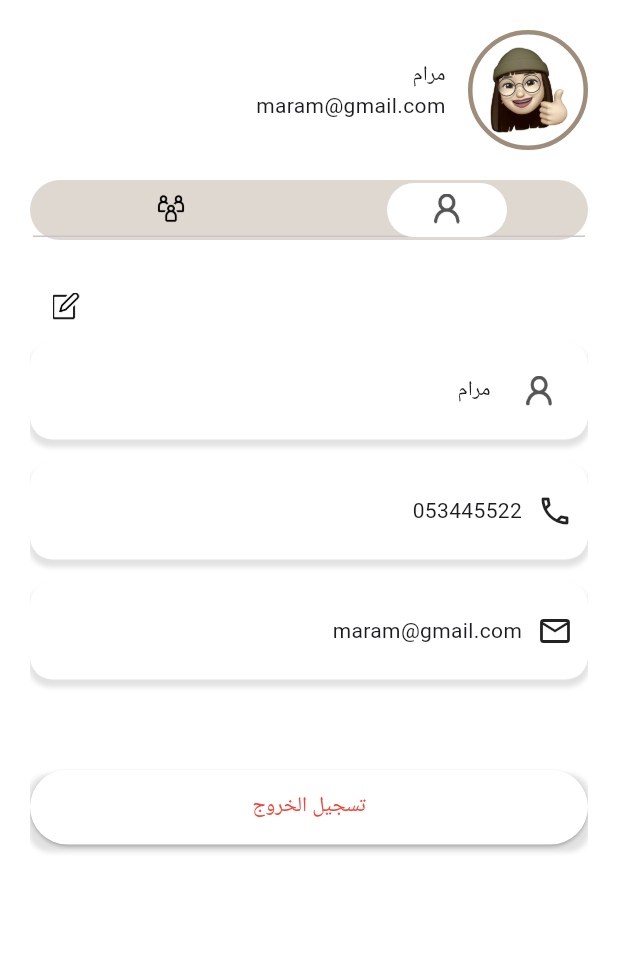
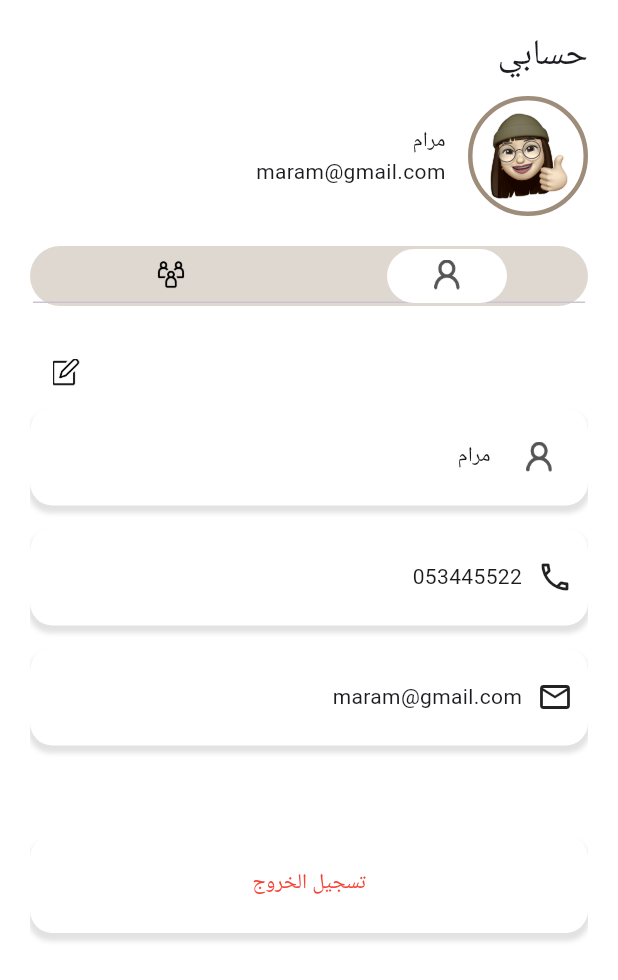
Before and after one commit to flutterCampTeam3/bunya-app, a Flutter app: the screen it shows after launch, on a phone screen of 412 x 824 dp. Shown: the top 980 px of the screen. Run offline on Flutter 3.47's test engine with Material 3 defaults, Android fonts, the phone set to English and light mode, and no system bars; our stand-ins replace bloc, device_preview, flutter_dotenv, get_it, get_storage, glassmorphism_ui and 2 more; missing offline and left inert: iconify_flutter; accounts and stored records are empty.

Commit message:
update profile

```diff
--- a/lib/pages/costumer_pages/profile_page/profile_page.dart
+++ b/lib/pages/costumer_pages/profile_page/profile_page.dart
@@ -1,21 +1,10 @@
-// import 'package:bunya_app/helper/colors.dart';
-// import 'package:bunya_app/helper/sized.dart';
-// import 'package:bunya_app/pages/costumer_pages/categories_page/widgets/category_widget.dart';
-// import 'package:bunya_app/pages/costumer_pages/home_page/widgets/post_widget.dart';
-// import 'package:bunya_app/pages/costumer_pages/profile_page/widgets/image_aacount_widget.dart';
-// import 'package:bunya_app/pages/costumer_pages/profile_page/widgets/follower_widget.dart';
-// import 'package:flutter/cupertino.dart';
-// import 'package:flutter/foundation.dart';
-// import 'package:flutter/material.dart';
-// import 'package:flutter/rendering.dart';
-// import 'package:flutter/widgets.dart';
-
 import 'package:bunya_app/helper/colors.dart';
 import 'package:bunya_app/helper/sized.dart';
 import 'package:bunya_app/pages/costumer_pages/profile_page/edit_page.dart';
 import 'package:bunya_app/pages/costumer_pages/profile_page/widgets/follower_widget.dart';
 import 'package:bunya_app/pages/costumer_pages/profile_page/widgets/image_aacount_widget.dart';
 import 'package:bunya_app/pages/costumer_pages/profile_page/widgets/information_widget.dart';
+import 'package:flutter/cupertino.dart';
 import 'package:flutter/material.dart';
 
 class ProfilePageCustomer extends StatelessWidget {
@@ -33,6 +22,13 @@ class ProfilePageCustomer extends StatelessWidget {
           padding: const EdgeInsets.all(20.0),
           child: Column(
             children: [
+              const Align(
+                  alignment: Alignment.centerRight,
+                  child: Text(
+                    "حسابي",
+                    style: TextStyle(fontSize: 24),
+                  )),
+              gapH10,
               Row(
                 children: [
                   ImageAacountWodget(
@@ -127,9 +123,12 @@ class ProfilePageCustomer extends StatelessWidget {
                           info: "maram@gmail.com",
                         ),
                         gapH60,
-                        Container(
+                        InkWell(
+                          child: Container(
+                            height: 65,
                             decoration: BoxDecoration(
                               borderRadius: BorderRadius.circular(15),
+                              color: whiteColor,
                               boxShadow: [
                                 BoxShadow(
                                   color: Colors.grey.withOpacity(0.3),
@@ -139,18 +138,17 @@ class ProfilePageCustomer extends StatelessWidget {
                                 ),
                               ],
                             ),
-                          child: ElevatedButton(
-                            style: ElevatedButton.styleFrom(
-                              backgroundColor: whiteColor,
-                              minimumSize: const Size(double.infinity, 50),
+                            child: Padding(
+                                padding: const EdgeInsets.all(10.0),
+                                child: Row(
+                                  mainAxisAlignment: MainAxisAlignment.center,
+                                  children: [
+                                    Text("تسجيل الخروج",
+                                        style: TextStyle(color: red))
+                                  ],
+                                )),
                           ),
-                            onPressed: () {},
-                            child: Text(
-                              "تسجيل الخروج",
-                              style: TextStyle(color: red),
-                            ),
-                          ),
-                        ),
+                        )
                       ],
                     ),
                   ),
@@ -158,17 +156,6 @@ class ProfilePageCustomer extends StatelessWidget {
                     child: Column(
                       children: [
                         const Text("المتابعون"),
-                        Row(
-                          mainAxisAlignment: MainAxisAlignment.end,
-                          children: [
-                            IconButton(
-                                onPressed: () {},
-                                icon: Image.asset(
-                                  'assets/images/edit.png',
-                                  width: 18,
-                                )),
-                          ],
-                        ),
                         FollowresRow(
                             name: "شركة بناء للمقاولات والإستثمار",
                             path: 'assets/images/benaa_cpmpany.png'),
```
Also changed, not shown: lib/pages/costumer_pages/profile_page/edit_page.dart (+0 -27 lines). Lines whose indentation alone changed are shown as unchanged.
